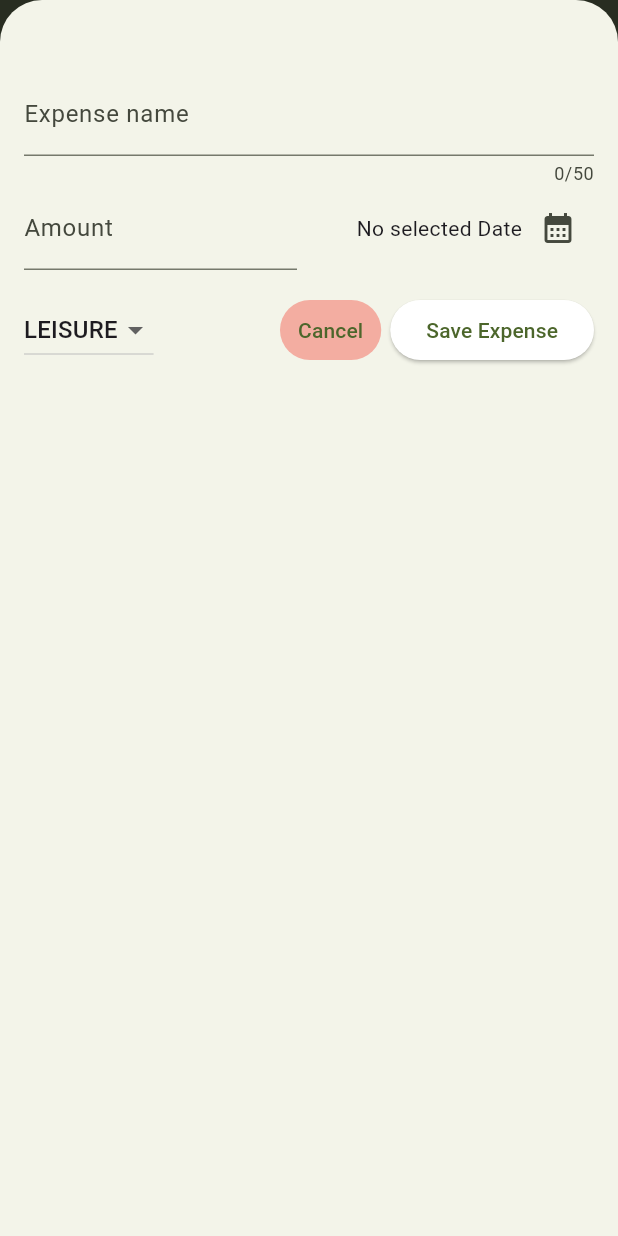
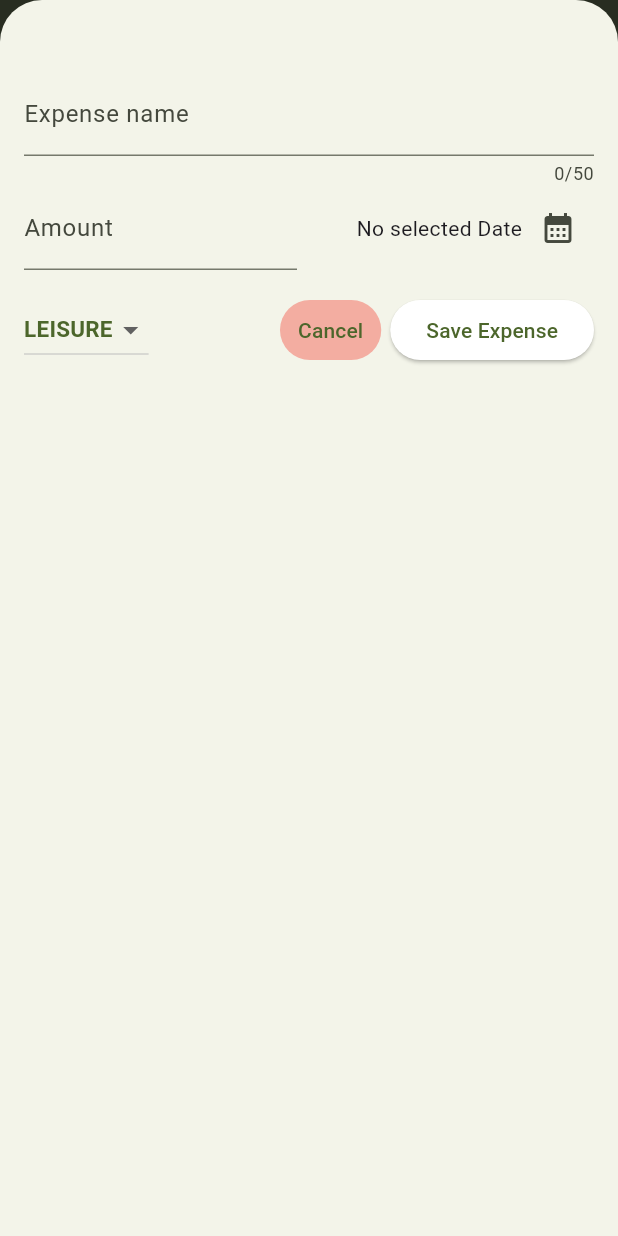
Before and after one commit to OusamaJamalEddin/expense_tracker, a Flutter app: the screen it shows after launch, after a tap on the "add" icon, on a phone screen of 412 x 824 dp. Run offline on Flutter 3.47's test engine with Material 3 defaults, Android fonts, the phone set to English and light mode, and no system bars.

Commit message:
styling to dropdown menu items in both darkmode and normal

```diff
--- a/lib/main.dart
+++ b/lib/main.dart
@@ -43,6 +43,13 @@ void main() {
                 color: Color.fromARGB(255, 216, 216, 216),
               ),
             ),
+        dropdownMenuTheme: const DropdownMenuThemeData().copyWith(
+          textStyle: TextStyle(
+            color: kDarkColorScheme.onPrimaryContainer,
+            fontWeight: FontWeight.bold,
+            fontSize: 15,
+          ),
+        ),
       ),
 
       //we must use copyWith because without it, i will have to define all specifications of the themes, but with it, i am using the default things with overriding what i want to costumize
@@ -72,6 +79,16 @@ void main() {
               horizontal: 10,
               vertical: 8),
         ),
+        dropdownMenuTheme: const DropdownMenuThemeData().copyWith(
+          textStyle: TextStyle(
+            color: kColorScheme.primary,
+            fontWeight: FontWeight.bold,
+            fontSize: 15,
+          ),
+          // menuStyle: const MenuStyle().copyWith(
+          //   backgroundColor: WidgetStatePropertyAll(kColorScheme.onPrimary),
+          // ),
+        ),
       ),
       home: const Expenses(),
     ),
--- a/lib/widgets/chart/chart.dart
+++ b/lib/widgets/chart/chart.dart
@@ -45,7 +45,9 @@ class Chart extends StatelessWidget {
         borderRadius: BorderRadius.circular(8),
         gradient: LinearGradient(
           colors: [
+            // ignore: deprecated_member_use
             Theme.of(context).colorScheme.primary.withOpacity(0.3),
+            // ignore: deprecated_member_use
             Theme.of(context).colorScheme.primary.withOpacity(0.0)
           ],
           begin: Alignment.bottomCenter,
--- a/lib/widgets/expenses.dart
+++ b/lib/widgets/expenses.dart
@@ -67,7 +67,7 @@ class _ExpensesState extends State<Expenses> {
   @override
   Widget build(BuildContext context) {
     final width = MediaQuery.of(context).size.width;
-    final heigth = MediaQuery.of(context).size.height;
+    // final heigth = MediaQuery.of(context).size.height;
     Widget mainWidget = Center(
       child: Text(
         "No existing expenses, Try and add some !",
--- a/lib/widgets/new_expense.dart
+++ b/lib/widgets/new_expense.dart
@@ -79,14 +79,20 @@ class _NewExpenseState extends State<NewExpense> {
 
   @override
   Widget build(BuildContext context) {
-    return Padding(
-      padding: const EdgeInsets.fromLTRB(16, 48, 16, 16),
+    final keyboardSpace = MediaQuery.of(context).viewInsets.bottom;
+    return SizedBox(
+      height: double.infinity,
+      child: SingleChildScrollView(
+        child: Padding(
+          padding: EdgeInsets.fromLTRB(16, 48, 16, keyboardSpace + 16),
           child: Column(
             children: [
               TextField(
                 controller: _titleController,
                 maxLength: 50,
-            decoration: const InputDecoration(label: Text("Expense name")),
+                decoration: const InputDecoration(
+                  label: Text("Expense name"),
+                ),
               ),
               Row(
                 children: [
@@ -134,9 +140,12 @@ class _NewExpenseState extends State<NewExpense> {
                     items: Category.values
                         .map(
                           (category) => DropdownMenuItem(
-                        value: category, //this is important, onChanged uses it!
+                            value:
+                                category, //this is important, onChanged uses it!
                             child: Text(
                               category.name.toUpperCase(),
+                              style:
+                                  Theme.of(context).dropdownMenuTheme.textStyle,
                             ),
                           ),
                         )
@@ -158,7 +167,8 @@ class _NewExpenseState extends State<NewExpense> {
                       Navigator.pop(context);
                     },
                     style: TextButton.styleFrom(
-                    backgroundColor: const Color.fromARGB(103, 244, 67, 54)),
+                      backgroundColor: const Color.fromARGB(103, 244, 67, 54),
+                    ),
                     child: const Text("Cancel"),
                   ),
                   const SizedBox(width: 6),
@@ -168,6 +178,8 @@ class _NewExpenseState extends State<NewExpense> {
               )
             ],
           ),
+        ),
+      ),
     );
   }
 }
```
Lines whose indentation alone changed are shown as unchanged.
